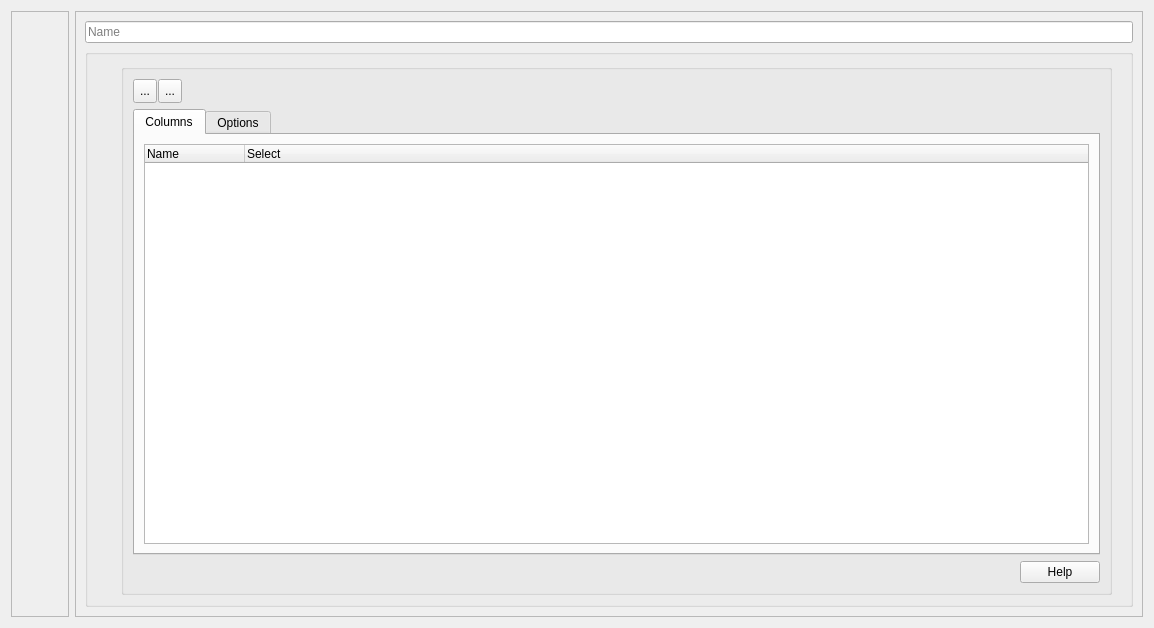
The window that NewViewForm.ui (fritzone/ddm) describes before a commit, drawn with Qt 5.
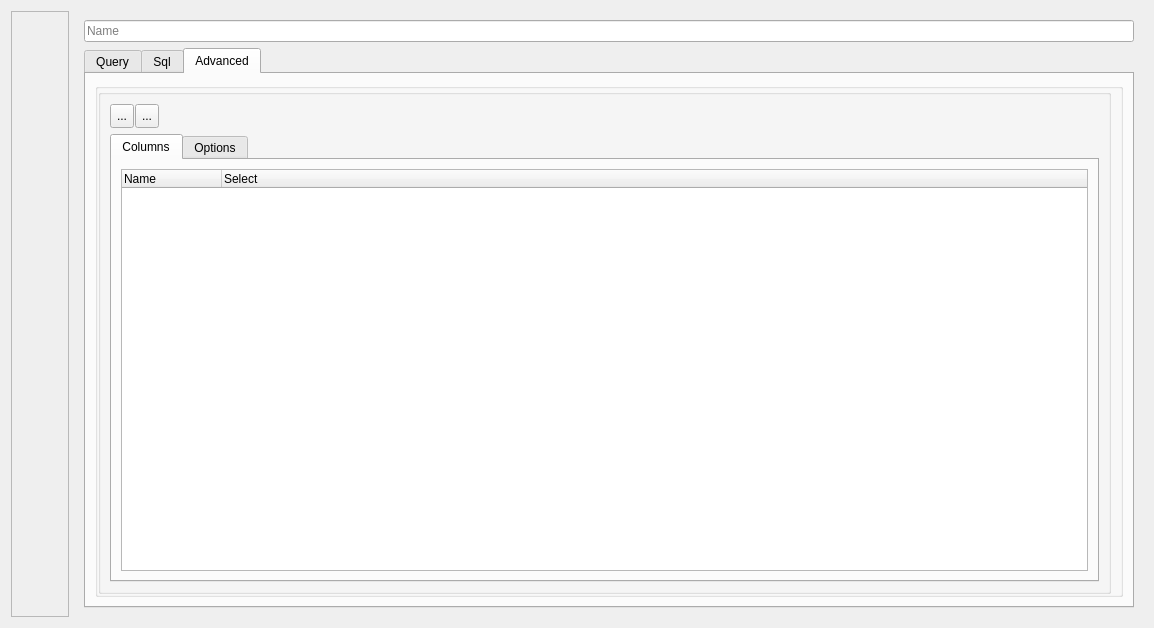
The same window after the commit. The open tabs and pages were chosen to show the change. Icons and pictures are not drawn.

What changed in the file:
```diff
--- a/NewViewForm.ui
+++ b/NewViewForm.ui
@@ -99,11 +99,17 @@
    <item>
     <widget class="QFrame" name="frame_3">
      <property name="frameShape">
-      <enum>QFrame::StyledPanel</enum>
+      <enum>QFrame::NoFrame</enum>
      </property>
      <property name="frameShadow">
       <enum>QFrame::Raised</enum>
      </property>
+     <property name="lineWidth">
+      <number>1</number>
+     </property>
+     <property name="midLineWidth">
+      <number>1</number>
+     </property>
      <layout class="QVBoxLayout" name="verticalLayout_6">
       <item>
        <widget class="QLineEdit" name="txtViewName">
@@ -116,11 +122,15 @@
        </widget>
       </item>
       <item>
-       <widget class="QGroupBox" name="grpContent">
-        <property name="title">
-         <string/>
+       <widget class="QTabWidget" name="tabWidget">
+        <property name="currentIndex">
+         <number>0</number>
         </property>
-        <layout class="QHBoxLayout" name="horizontalLayout_2">
+        <widget class="QWidget" name="tab">
+         <attribute name="title">
+          <string>Query</string>
+         </attribute>
+         <layout class="QHBoxLayout" name="horizontalLayout_3">
          <item>
           <widget class="QFrame" name="frame">
            <property name="minimumSize">
@@ -142,6 +152,39 @@
            </layout>
           </widget>
          </item>
+         </layout>
+        </widget>
+        <widget class="QWidget" name="tab_4">
+         <attribute name="icon">
+          <iconset resource="dbm.qrc">
+           <normaloff>:/images/actions/images/small/sql.png</normaloff>:/images/actions/images/small/sql.png</iconset>
+         </attribute>
+         <attribute name="title">
+          <string>Sql</string>
+         </attribute>
+         <layout class="QHBoxLayout" name="horizontalLayout_8">
+          <item>
+           <layout class="QHBoxLayout" name="horizontalLayout_4"/>
+          </item>
+         </layout>
+        </widget>
+        <widget class="QWidget" name="tab_3">
+         <attribute name="title">
+          <string>Advanced</string>
+         </attribute>
+         <layout class="QHBoxLayout" name="horizontalLayout_7">
+          <item>
+           <widget class="QGroupBox" name="grpContent">
+            <property name="title">
+             <string/>
+            </property>
+            <property name="flat">
+             <bool>true</bool>
+            </property>
+            <layout class="QHBoxLayout" name="horizontalLayout_2">
+             <property name="margin">
+              <number>0</number>
+             </property>
          <item>
           <layout class="QVBoxLayout" name="verticalLayout_2">
            <property name="rightMargin">
@@ -301,44 +344,16 @@
                 </widget>
                </widget>
               </item>
-              <item>
-               <widget class="QFrame" name="frame_2">
-                <layout class="QHBoxLayout" name="horizontalLayout_3">
-                 <property name="spacing">
-                  <number>0</number>
-                 </property>
-                 <property name="margin">
-                  <number>0</number>
-                 </property>
-                 <item>
-                  <spacer name="horizontalSpacer_2">
-                   <property name="orientation">
-                    <enum>Qt::Horizontal</enum>
-                   </property>
-                   <property name="sizeHint" stdset="0">
-                    <size>
-                     <width>40</width>
-                     <height>20</height>
-                    </size>
-                   </property>
-                  </spacer>
-                 </item>
-                 <item>
-                  <widget class="QPushButton" name="btnHelp">
-                   <property name="text">
-                    <string>Help</string>
-                   </property>
+                 </layout>
                   </widget>
                  </item>
                 </layout>
-               </widget>
               </item>
              </layout>
             </widget>
            </item>
           </layout>
-         </item>
-        </layout>
+        </widget>
        </widget>
       </item>
      </layout>
```
Left out of the diff: 115 changed lines with no effect on the pictures. Lines whose indentation alone changed are shown as unchanged.
